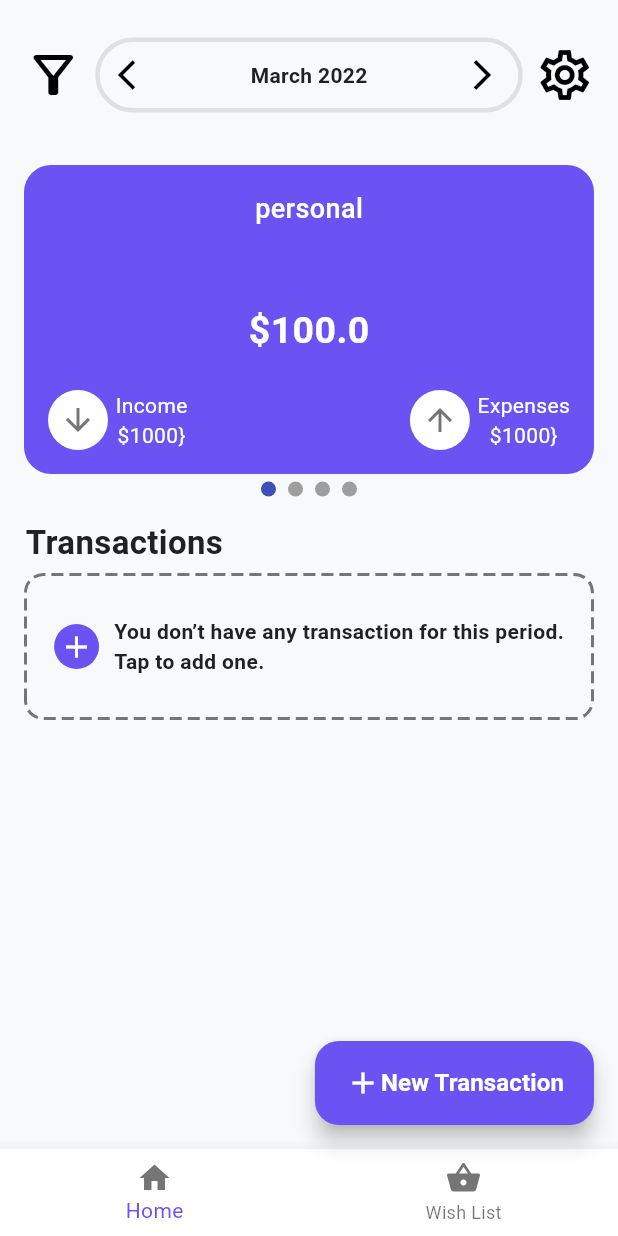
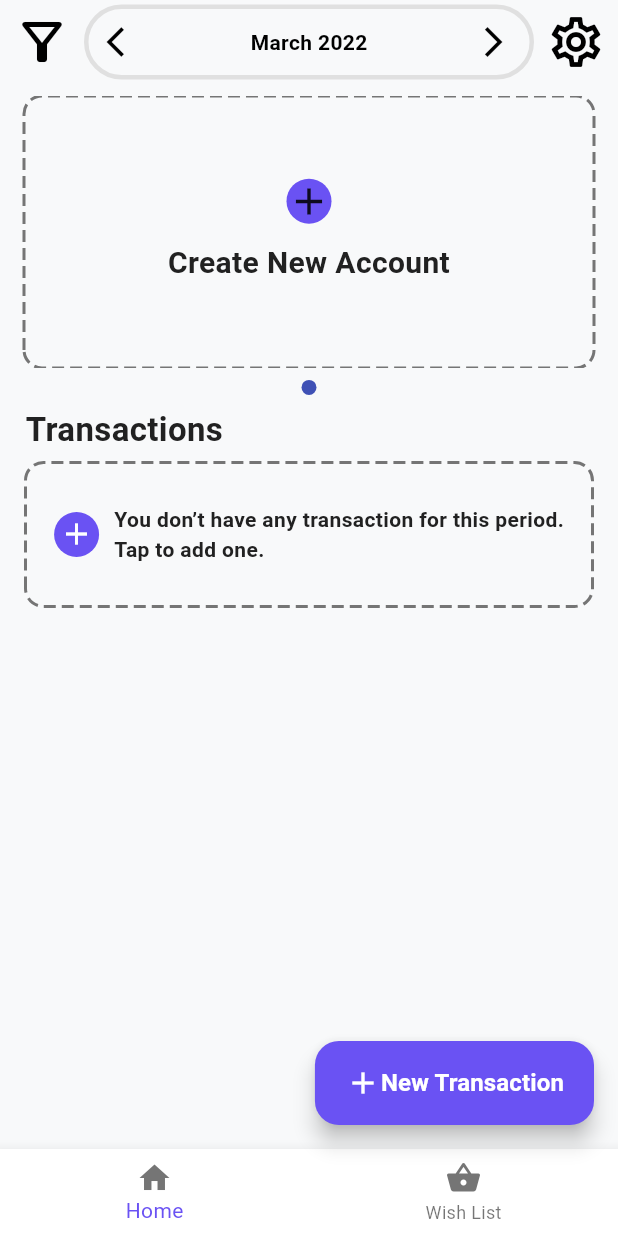
Before and after one commit to AlwaleedAlroomi/Track_Your_Finance, a Flutter app: the screen it shows after launch, on a phone screen of 412 x 824 dp. Run offline on Flutter 3.47's test engine with Material 3 defaults, Android fonts, the phone set to English and light mode, and no system bars; drawn by our look-alikes of dotted_border, smooth_page_indicator; our stand-ins replace cached_network_image, flutter_riverpod, shared_preferences, sqflite; accounts and stored records are empty.

Commit message:
finished accounts screen & logic

```diff
--- a/lib/core/routes/routes.dart
+++ b/lib/core/routes/routes.dart
@@ -1,24 +1,24 @@
+import 'package:financial_tracker/core/routes/routes_name.dart';
 import 'package:financial_tracker/features/accounts/domain/models/account_model.dart';
 import 'package:financial_tracker/features/accounts/presentaion/account_screen.dart';
 import 'package:financial_tracker/features/accounts/presentaion/add_edit_account.dart';
 import 'package:financial_tracker/features/categories/domain/models/category_model.dart';
 import 'package:financial_tracker/features/categories/presentation/add_edit_category.dart';
 import 'package:financial_tracker/features/categories/presentation/categories_screen.dart';
+import 'package:financial_tracker/features/home/presentation/home_screen.dart';
+import 'package:financial_tracker/features/settings/presentation/settings_screen.dart';
+import 'package:financial_tracker/features/transaction/presentation/transaction_screen.dart';
+import 'package:financial_tracker/features/wish_list/domain/model/wishlist_model.dart';
 import 'package:financial_tracker/features/wish_list/presentation/add_edit_wish.dart';
-import 'package:financial_tracker/features/settings/presentation/settings_screen.dart';
-import 'package:financial_tracker/features/wish_list/domain/model/wishlist_model.dart';
 import 'package:financial_tracker/features/wish_list/presentation/choose_image.dart';
-import 'package:financial_tracker/features/home/presentation/home_screen.dart';
-import 'package:financial_tracker/features/transaction/presentation/transaction_screen.dart';
 import 'package:financial_tracker/features/wish_list/presentation/show_item.dart';
 import 'package:flutter/material.dart';
-import 'package:financial_tracker/core/routes/routes_name.dart';
 
 class AppRoutes {
   static Route<dynamic> generateRoute(RouteSettings settings) {
     switch (settings.name) {
       case RouteNames.home:
-        return MaterialPageRoute(builder: (_) => const HomeScreen());
+        return MaterialPageRoute(builder: (_) => HomeScreen());
       case RouteNames.transaction:
         return MaterialPageRoute(builder: (_) => const TransactionScreen());
       case RouteNames.categories:
@@ -30,9 +30,9 @@ class AppRoutes {
       case RouteNames.setting:
         return MaterialPageRoute(builder: (_) => SettingsScreen());
       case RouteNames.showAccount:
-        final account = settings.arguments as Account;
+        final account = settings.arguments as int;
         return MaterialPageRoute(
-            builder: (_) => AccountScreen(account: account));
+            builder: (_) => AccountScreen(accountId: account));
       case RouteNames.addEditAccount:
         final accountToEdit = settings.arguments as Account?;
         return MaterialPageRoute(
--- /dev/null
+++ b/lib/features/accounts/data/accounts_repository.dart
@@ -0,0 +1,52 @@
+import 'package:financial_tracker/data/local/database_helper.dart';
+import 'package:financial_tracker/features/accounts/domain/models/account_model.dart';
+import 'package:sqflite/sqflite.dart';
+
+class AccountsRepository {
+  final DatabaseHelper _databaseHelper;
+  AccountsRepository(this._databaseHelper);
+
+  // Create
+  Future<int> addAccount(Account account) async {
+    final db = await _databaseHelper.database;
+    return await db.insert(
+      _databaseHelper.accountsTableName,
+      account.toMap(),
+      conflictAlgorithm: ConflictAlgorithm.replace,
+    );
+  }
+
+  // Read
+  Future<List<Account>> getAllAccounts() async {
+    final db = await _databaseHelper.database;
+    final List<Map<String, dynamic>> result =
+        await db.query(_databaseHelper.accountsTableName);
+    return List.generate(
+      result.length,
+      (index) => Account.fromMap(
+        result[index],
+      ),
+    );
+  }
+
+  // Update
+  Future<int> updateAccount(Account account) async {
+    final db = await _databaseHelper.database;
+    return await db.update(
+      _databaseHelper.accountsTableName,
+      account.toMap(),
+      where: 'id = ?',
+      whereArgs: [account.id],
+    );
+  }
+
+  // Delete
+  Future<int> deleteAccount(Account account) async {
+    final db = await _databaseHelper.database;
+    return await db.delete(
+      _databaseHelper.accountsTableName,
+      where: 'id = ?',
+      whereArgs: [account.id],
+    );
+  }
+}
--- a/lib/features/accounts/domain/models/account_model.dart
+++ b/lib/features/accounts/domain/models/account_model.dart
@@ -1,19 +1,28 @@
 class Account {
-  final int id;
+  int? id;
   final String accountName;
   final double balance;
 
   Account({
-    required this.id,
+    this.id,
     required this.accountName,
     required this.balance,
   });
 
-  factory Account.fromJson(Map<String, dynamic> json) {
+  Map<String, dynamic> toMap() {
+    return {
+      'id': id,
+      'accountName': accountName,
+      'balance': balance,
+    };
+  }
+
+  // Convert a map from the database to a Category object
+  factory Account.fromMap(Map<String, dynamic> map) {
     return Account(
-      id: json['id'] as int,
-      accountName: json['accountName'] as String,
-      balance: json['balance'] as double,
+      id: map['id'],
+      accountName: map['accountName'],
+      balance: map['balance'],
     );
   }
 }
--- /dev/null
+++ b/lib/features/accounts/provider/accounts_providers.dart
@@ -0,0 +1,35 @@
+import 'package:financial_tracker/data/local/database_helper.dart';
+import 'package:financial_tracker/features/accounts/provider/accounts_notifier.dart';
+import 'package:financial_tracker/features/accounts/provider/accounts_state.dart';
+import 'package:flutter_riverpod/flutter_riverpod.dart';
+
+import '../data/accounts_repository.dart';
+import '../domain/models/account_model.dart';
+
+final databaseHelperProvider =
+    Provider<DatabaseHelper>((ref) => DatabaseHelper());
+
+final accountsRepositoryProvider = Provider((ref) {
+  final databaseHelper = ref.watch(databaseHelperProvider);
+  return AccountsRepository(databaseHelper);
+});
+
+final accountsNotifierProvider =
+    StateNotifierProvider<AccountsNotifier, AccountsState>((ref) {
+  final accountsRepository = ref.watch(accountsRepositoryProvider);
+  return AccountsNotifier(accountsRepository);
+});
+
+final accountProvider =
+    Provider.family<AsyncValue<Account?>, int>((ref, accountId) {
+  final accountsState = ref.watch(accountsNotifierProvider);
+  return accountsState.accounts.when(
+    data: (accounts) {
+      final account = accounts.firstWhere((acc) => acc.id == accountId,
+          orElse: () => Account(accountName: "", balance: 0));
+      return AsyncValue.data(account);
+    },
+    loading: () => const AsyncValue.loading(),
+    error: (e, stack) => AsyncValue.error(e, stack),
+  );
+});
--- /dev/null
+++ b/lib/features/accounts/provider/accounts_state.dart
@@ -0,0 +1,13 @@
+import 'package:flutter_riverpod/flutter_riverpod.dart';
+
+import '../domain/models/account_model.dart';
+
+class AccountsState {
+  final AsyncValue<List<Account>> accounts;
+
+  AccountsState({required this.accounts});
+
+  AccountsState copyWith({AsyncValue<List<Account>>? accounts}) {
+    return AccountsState(accounts: accounts ?? this.accounts);
+  }
+}
--- a/lib/features/categories/data/categories_repository.dart
+++ b/lib/features/categories/data/categories_repository.dart
@@ -10,8 +10,10 @@ class CategoriesRepository {
   Future<int> addCategory(Category category) async {
     final db = await _databaseHelper.database;
     return await db.insert(
-        _databaseHelper.categoriesTableName, category.toMap(),
-        conflictAlgorithm: ConflictAlgorithm.replace);
+      _databaseHelper.categoriesTableName,
+      category.toMap(),
+      conflictAlgorithm: ConflictAlgorithm.replace,
+    );
   }
 
   // Read
--- a/lib/features/home/presentation/home_screen.dart
+++ b/lib/features/home/presentation/home_screen.dart
@@ -1,60 +1,24 @@
 import 'package:dotted_border/dotted_border.dart';
 import 'package:financial_tracker/core/routes/routes_name.dart';
 import 'package:financial_tracker/core/themes/colors.dart';
+import 'package:financial_tracker/features/accounts/provider/accounts_providers.dart';
 import 'package:flutter/material.dart';
+import 'package:flutter_riverpod/flutter_riverpod.dart';
 import 'package:smooth_page_indicator/smooth_page_indicator.dart';
 
-import '../../accounts/domain/models/account_model.dart';
+import '../../../core/utils/format_utils.dart';
 
-class HomeScreen extends StatefulWidget {
-  const HomeScreen({super.key});
+class HomeScreen extends ConsumerWidget {
+  HomeScreen({super.key});
+
+  final PageController _pageController = PageController(viewportFraction: 1.0);
 
   @override
-  State<HomeScreen> createState() => _HomeScreenState();
-}
-
-class _HomeScreenState extends State<HomeScreen> {
-  final PageController _pageController = PageController(viewportFraction: 1.0);
-  // final List<Map<String, dynamic>> accounts = [
-  //   {
-  //     'id': 1,
-  //     'accountName': 'Personal Account',
-  //     'balance': 1000.0,
-  //     'income': '2000',
-  //     'expenses': '1000'
-  //   },
-  //   {
-  //     'accountName': 'Savings Account',
-  //     'balance': 1000.0,
-  //     'income': '1000.0',
-  //     'expenses': '200'
-  //   },
-  //   {
-  //     'accountName': 'Business Account',
-  //     'balance': 1000.0,
-  //     'income': '4000',
-  //     'expenses': '1500'
-  //   },
-  // ];
-  final List<Account> accounts = [
-    Account(id: 1, accountName: 'personal', balance: 100.0),
-    Account(id: 1, accountName: 'accountName', balance: 100.0),
-    Account(id: 1, accountName: 'accountName', balance: 100.0),
-  ];
-  @override
-  Widget build(BuildContext context) {
+  Widget build(BuildContext context, WidgetRef ref) {
+    final accountState = ref.watch(accountsNotifierProvider);
     return Scaffold(
-      body: SingleChildScrollView(
-        child: Column(
-          children: [
-            // Top screen
-            SizedBox(
-              height: 100,
-              child: Padding(
-                padding: const EdgeInsets.symmetric(horizontal: 7.5),
-                child: Row(
-                  mainAxisAlignment: MainAxisAlignment.spaceBetween,
-                  children: [
+      appBar: AppBar(
+        actions: [
           IconButton(
             onPressed: () {},
             icon: const Icon(Icons.filter_alt_outlined),
@@ -97,15 +61,27 @@ class _HomeScreenState extends State<HomeScreen> {
             },
             icon: const Icon(Icons.settings_outlined),
             iconSize: 40,
-                    )
+          ),
         ],
+        bottom: const PreferredSize(
+          preferredSize: Size.fromHeight(8),
+          child: SizedBox(height: 8),
         ),
       ),
+      body: Column(
+        children: [
+          accountState.accounts.when(
+            loading: () => SizedBox(
+                height: MediaQuery.of(context).size.height * .25,
+                child: const Center(child: CircularProgressIndicator())),
+            error: (error, stackTrace) => Center(
+              child: Text('errors: $error'),
             ),
-            const SizedBox(height: 10),
-            // Account Card
+            data: (accounts) {
+              return Column(
+                children: [
                   SizedBox(
-              height: MediaQuery.of(context).size.height * 0.25,
+                    height: MediaQuery.of(context).size.height * .22,
                     child: PageView.builder(
                       itemCount: accounts.length + 1,
                       controller: _pageController,
@@ -113,19 +89,18 @@ class _HomeScreenState extends State<HomeScreen> {
                         if (index == accounts.length) {
                           return GestureDetector(
                             onTap: () {
-                        Navigator.pushNamed(context, RouteNames.addEditAccount);
+                              Navigator.pushNamed(
+                                  context, RouteNames.addEditAccount);
                             },
                             child: Padding(
-                        padding: const EdgeInsets.symmetric(horizontal: 17.0),
+                              padding:
+                                  const EdgeInsets.symmetric(horizontal: 16.0),
                               child: DottedBorder(
                                 borderType: BorderType.RRect,
                                 radius: const Radius.circular(12),
                                 dashPattern: const [8, 4],
                                 color: AppColors.textSecondary,
                                 strokeWidth: 2,
-                          child: Padding(
-                            padding: const EdgeInsets.all(6.0),
-                            child: SizedBox(
                                 child: Center(
                                   child: Column(
                                     mainAxisAlignment: MainAxisAlignment.center,
@@ -140,7 +115,7 @@ class _HomeScreenState extends State<HomeScreen> {
                                           size: 30,
                                         ),
                                       ),
-                                    const SizedBox(height: 15),
+                                      const SizedBox(height: 12),
                                       const Flexible(
                                         child: Text(
                                           "Create New Account",
@@ -156,15 +131,16 @@ class _HomeScreenState extends State<HomeScreen> {
                                 ),
                               ),
                             ),
-                        ),
-                      ),
                           );
                         }
                         final account = accounts[index];
+                        String formattedBalance =
+                            formatNumber(account.balance.toString());
+
                         return GestureDetector(
                           onTap: () {
                             Navigator.pushNamed(context, RouteNames.showAccount,
-                          arguments: account);
+                                arguments: account.id);
                           },
                           child: Container(
                             margin: const EdgeInsets.symmetric(horizontal: 16),
@@ -187,7 +163,7 @@ class _HomeScreenState extends State<HomeScreen> {
                                 const SizedBox(height: 8),
                                 Center(
                                   child: Text(
-                              '\$${account.balance}',
+                                    '\$$formattedBalance',
                                     style: const TextStyle(
                                         fontSize: 25,
                                         color: Colors.white,
@@ -195,7 +171,8 @@ class _HomeScreenState extends State<HomeScreen> {
                                   ),
                                 ),
                                 Row(
-                            mainAxisAlignment: MainAxisAlignment.spaceBetween,
+                                  mainAxisAlignment:
+                                      MainAxisAlignment.spaceBetween,
                                   children: [
                                     Column(
                                       children: [
@@ -218,13 +195,13 @@ class _HomeScreenState extends State<HomeScreen> {
                                               children: [
                                                 Text(
                                                   'Income',
-                                            style:
-                                                TextStyle(color: Colors.white),
+                                                  style: TextStyle(
+                                                      color: Colors.white),
                                                 ),
                                                 Text(
                                                   '\$1000}',
-                                            style:
-                                                TextStyle(color: Colors.white),
+                                                  style: TextStyle(
+                                                      color: Colors.white),
                                                 ),
                                               ],
                                             ),
@@ -253,13 +230,13 @@ class _HomeScreenState extends State<HomeScreen> {
                                               children: [
                                                 Text(
                                                   'Expenses',
-                                            style:
-                                                TextStyle(color: Colors.white),
+                                                  style: TextStyle(
+                                                      color: Colors.white),
                                                 ),
                                                 Text(
                                                   '\$1000}',
-                                            style:
-                                                TextStyle(color: Colors.white),
+                                                  style: TextStyle(
+                                                      color: Colors.white),
                                                 ),
                                               ],
                                             ),
@@ -276,7 +253,7 @@ class _HomeScreenState extends State<HomeScreen> {
                       },
                     ),
                   ),
-            const SizedBox(height: 5),
+                  const SizedBox(height: 8),
                   SmoothPageIndicator(
                     controller: _pageController,
                     count: accounts.length + 1,
@@ -285,8 +262,11 @@ class _HomeScreenState extends State<HomeScreen> {
                       dotWidth: 10,
                     ),
                   ),
-            // Bottom screen
-            const SizedBox(height: 15),
+                ],
+              );
+            },
+          ),
+          const SizedBox(height: 8),
           const Padding(
             padding: EdgeInsets.symmetric(horizontal: 17),
             child: Row(
@@ -354,7 +334,6 @@ class _HomeScreenState extends State<HomeScreen> {
           ),
         ],
       ),
-      ),
     );
   }
 }
--- a/lib/features/settings/presentation/widgets/setting_option.dart
+++ b/lib/features/settings/presentation/widgets/setting_option.dart
@@ -10,7 +10,7 @@ class SettingOptions extends StatelessWidget {
   final GestureTapCallback? onTap;
   final Widget? child;
 
-  const SettingOptions({
+const SettingOptions({
     super.key,
     required this.optionName,
     required this.optionIcon,
--- a/lib/main.dart
+++ b/lib/main.dart
@@ -44,7 +44,7 @@ class MyHomePage extends StatefulWidget {
 class _MyHomePageState extends State<MyHomePage> {
   int _selectedIndex = 0;
   final List<Widget> _screenOptions = [
-    const HomeScreen(),
+    HomeScreen(),
     const WishlistScreen(),
   ];
 
```
Also changed, not shown: lib/data/local/database_helper.dart (+8 -0 lines), lib/features/accounts/presentaion/account_screen.dart (+33 -18 lines), lib/features/accounts/presentaion/add_edit_account.dart (+43 -8 lines), lib/features/accounts/provider/accounts_notifier.dart (added, +51 -0 lines), lib/features/categories/presentation/add_edit_category.dart (+9 -9 lines). Lines whose indentation alone changed are shown as unchanged.
